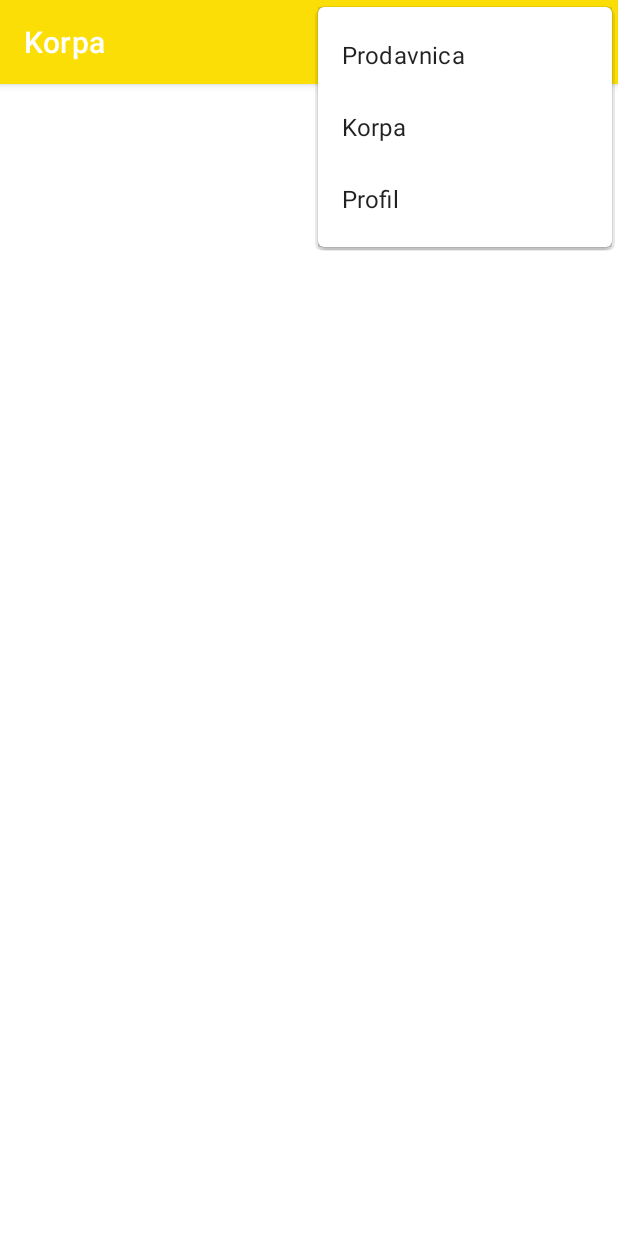
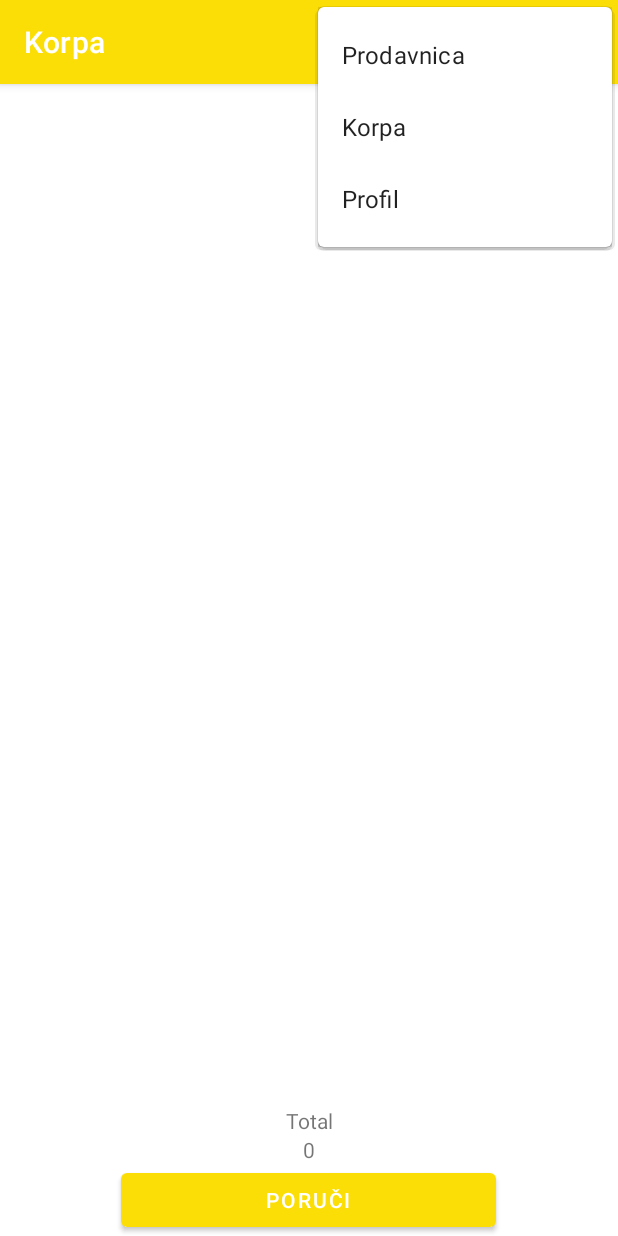
Before and after one commit to radovicstef/Honey-Store-App, an Android app: the Korpa screen opened directly, with no data from a screen before it, with the options menu open, on a phone screen of 412 x 824 dp. Run offline under Robolectric (Android 15) with nearby library versions, the phone set to English and light mode, and no system bars.

Commit message:
version 1

```diff
--- a/app/src/main/java/com/example/login/Korpa.java
+++ b/app/src/main/java/com/example/login/Korpa.java
@@ -8,7 +8,14 @@ import android.os.Bundle;
 import android.view.Menu;
 import android.view.MenuInflater;
 import android.view.MenuItem;
+import android.view.View;
 import android.widget.ListView;
+import android.widget.TextView;
+import android.widget.Toast;
+
+import org.w3c.dom.Text;
+
+import java.util.ArrayList;
 
 public class Korpa extends AppCompatActivity {
 
@@ -21,6 +28,23 @@ public class Korpa extends AppCompatActivity {
         NarudzbineAdapter adapter = new NarudzbineAdapter(this, Store.narudzbine);
         ListView listView = (ListView) findViewById(R.id.listKorpa);
         listView.setAdapter(adapter);
+
+        int overallPrice = 0;
+
+        for(int i=0; i<Store.narudzbine.size(); i++){
+            overallPrice += Store.narudzbine.get(i).overallPrice;
+        }
+
+        TextView overallPriceView = (TextView) findViewById(R.id.overallPrice);
+        overallPriceView.setText(String.valueOf(overallPrice));
+    }
+
+    public void poruci(View view){
+        Store.narudzbine = new ArrayList<>();
+        Toast.makeText(this, "Uspešno ste poručili proizvode!", Toast.LENGTH_SHORT).show();
+
+        Intent intent = new Intent(this, Store.class);
+        this.startActivity(intent);
     }
 
     @Override
--- a/app/src/main/res/layout/activity_korpa.xml
+++ b/app/src/main/res/layout/activity_korpa.xml
@@ -1,12 +1,31 @@
 <?xml version="1.0" encoding="utf-8"?>
 <LinearLayout android:layout_height="match_parent"
     android:layout_width="match_parent"
+    android:orientation="vertical"
     xmlns:android="http://schemas.android.com/apk/res/android">
     <ListView xmlns:android="http://schemas.android.com/apk/res/android"
         android:layout_width="match_parent" android:layout_height="match_parent"
-        android:id="@+id/listKorpa">
+        android:id="@+id/listKorpa"
+        android:layout_weight="1">
 
 
 
     </ListView>
+    <TextView
+        android:layout_width="match_parent"
+        android:layout_height="wrap_content"
+        android:text="Total"
+        android:gravity="center"></TextView>
+    <TextView
+        android:layout_width="match_parent"
+        android:layout_height="wrap_content"
+        android:id="@+id/overallPrice"
+        android:text="overallPrice"
+        android:gravity="center"></TextView>
+    <Button
+        android:layout_width="250dp"
+        android:layout_height="wrap_content"
+        android:layout_gravity="center"
+        android:text="PORUČI"
+        android:onClick="poruci"></Button>
 </LinearLayout>
```
